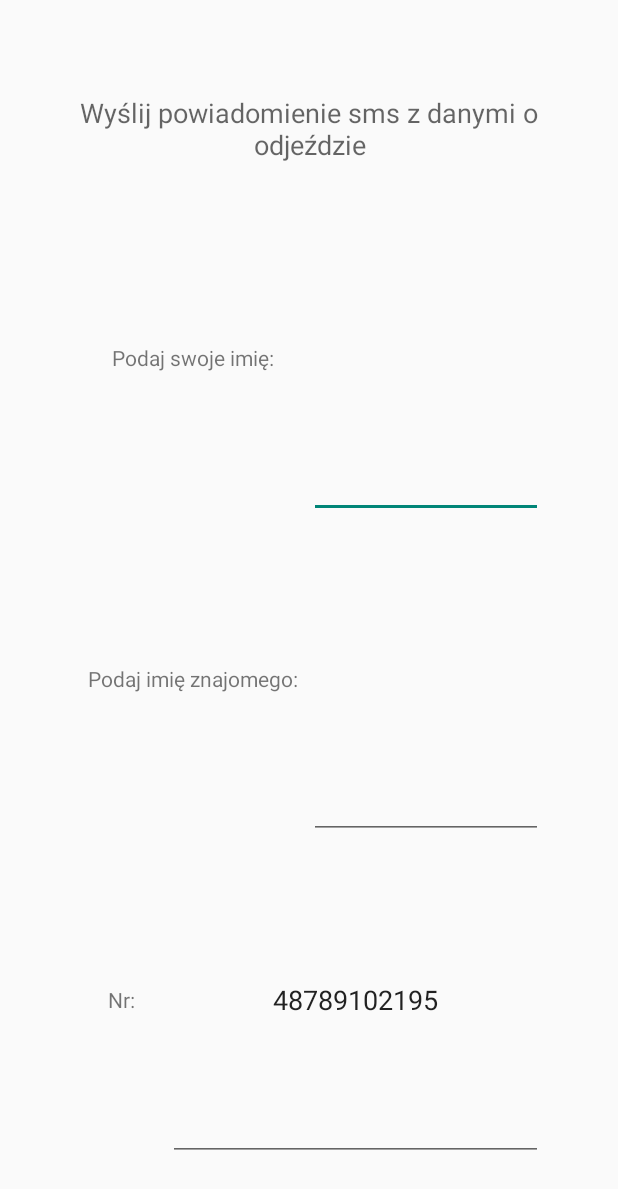
After one commit to proszko1/TramWatch, an Android app: the layout send_sms_to_friend_dialog_fragment.xml on its own in the app's theme, with its tools: preview values and no code run, on a phone screen of 412 x 824 dp. The commit adds this screen. Shown: the top 1189 px of the screen. Run offline under Robolectric (Android 15) with nearby library versions, the phone set to English and light mode, and no system bars.

Commit message:
TramWatch sms sending

```diff
--- a/app/src/main/AndroidManifest.xml
+++ b/app/src/main/AndroidManifest.xml
@@ -4,6 +4,7 @@
 
     <uses-permission android:name="android.permission.ACCESS_FINE_LOCATION" />
     <uses-permission android:name="android.permission.ACCESS_COARSE_LOCATION" />
+    <uses-permission android:name="android.permission.INTERNET" />
 
     <application
         android:allowBackup="true"
--- a/app/src/main/java/ute15l/tramwatch/Constants.java
+++ b/app/src/main/java/ute15l/tramwatch/Constants.java
@@ -7,7 +7,4 @@ public final class Constants {
     public static final long DEFAULT_REFRESHING_INTEVALS = 30000;
     public static final String SERVER_ADDRESS = "TU ADRES SERWERA";
     public static final String REFRESH_DATA_REST_SERVICE_NAME = "TU NAZWA METODY NA ODSWIEZANIE DANYCH";
-
-
-
 }
--- a/app/src/main/java/ute15l/tramwatch/RefreshDataClockAsync.java
+++ b/app/src/main/java/ute15l/tramwatch/RefreshDataClockAsync.java
@@ -28,7 +28,6 @@ public class RefreshDataClockAsync extends AsyncTask<Void, Void, Void> {
                 if(findPublicTransportFragment.getLocation() != null && findPublicTransportFragment.isTimeForRefreshData()){
                     refreshingInterval = Constants.DEFAULT_REFRESHING_INTEVALS;
                     publishProgress();
-                    Log.e("sd","dasd");
                 }
                 Thread.sleep(refreshingInterval);
             } catch (InterruptedException e) {
--- /dev/null
+++ b/app/src/main/res/layout/send_sms_to_friend_dialog_fragment.xml
@@ -0,0 +1,77 @@
+<?xml version="1.0" encoding="utf-8"?>
+<LinearLayout xmlns:android="http://schemas.android.com/apk/res/android"
+    android:orientation="vertical"
+    android:layout_width="match_parent"
+    android:layout_height="match_parent"
+    android:layout_margin="50dp">
+    <TextView
+        android:layout_width="match_parent"
+        android:layout_height="0dp"
+        android:layout_weight="0.1"
+        android:layout_marginBottom="10dp"
+        android:textAppearance="?android:attr/textAppearanceMedium"
+        android:text="@string/send_sms_to_friend_dialog_fragment_text"
+        android:layout_gravity="center_horizontal"
+        android:gravity="center"/>
+    <LinearLayout
+        android:orientation="horizontal"
+        android:layout_width="match_parent"
+        android:layout_height="0dp"
+        android:layout_weight="0.3">
+        <TextView
+            android:layout_width="0dp"
+            android:layout_height="match_parent"
+            android:layout_weight="0.5"
+            android:text="@string/send_sms_to_friend_your_name"
+            android:layout_gravity="center_horizontal"
+            android:gravity="center"/>
+        <EditText
+            android:id="@+id/send_sms_to_friend_your_name"
+            android:layout_width="0dp"
+            android:layout_height="match_parent"
+            android:layout_weight="0.5"
+            android:layout_gravity="center_horizontal"
+            android:gravity="center"/>
+    </LinearLayout>
+    <LinearLayout
+        android:orientation="horizontal"
+        android:layout_width="match_parent"
+        android:layout_height="0dp"
+        android:layout_weight="0.3">
+        <TextView
+            android:layout_width="0dp"
+            android:layout_height="match_parent"
+            android:layout_weight="0.5"
+            android:text="@string/send_sms_to_friend_name"
+            android:layout_gravity="center_horizontal"
+            android:gravity="center"/>
+        <EditText
+            android:id="@+id/send_sms_to_friend_name"
+            android:layout_width="0dp"
+            android:layout_height="match_parent"
+            android:layout_weight="0.5"
+            android:layout_gravity="center_horizontal"
+            android:gravity="center"/>
+    </LinearLayout>
+    <LinearLayout
+        android:orientation="horizontal"
+        android:layout_width="match_parent"
+        android:layout_height="0dp"
+        android:layout_weight="0.3">
+        <TextView
+            android:layout_width="0dp"
+            android:layout_height="match_parent"
+            android:layout_weight="0.2"
+            android:text="@string/send_sms_to_friend_nr"
+            android:layout_gravity="center_horizontal"
+            android:gravity="center"/>
+        <EditText
+            android:id="@+id/send_sms_to_friend_nr"
+            android:layout_width="0dp"
+            android:layout_height="match_parent"
+            android:layout_weight="0.8"
+            android:layout_gravity="center_horizontal"
+            android:gravity="center"
+            android:text="@string/send_sms_to_friend_our_nr"/>
+    </LinearLayout>
+</LinearLayout>
--- a/app/src/main/res/values/strings.xml
+++ b/app/src/main/res/values/strings.xml
@@ -25,4 +25,18 @@
     <string name="select_stops_dialog_fragment_confirm_button_text">Zatwierdź</string>
     <string name="select_stops_no_stops">Lista przystanków jest pusta</string>
 
+    <string name="send_sms_to_friend_dialog_fragment_text">Wyślij powiadomienie sms z danymi o odjeździe</string>
+    <string name="send_sms_to_friend_dialog_fragment_confirm_button_text">Zatwierdź</string>
+    <string name="send_sms_to_friend_dialog_fragment_cancel_button_text">Anuluj</string>
+    <string name="send_sms_to_friend_your_name">Podaj swoje imię:</string>
+    <string name="send_sms_to_friend_name">Podaj imię znajomego:</string>
+    <string name="send_sms_to_friend_nr">Nr:</string>
+    <string name="send_sms_to_friend_our_nr">48789102195</string>
+    <string name="send_sms_to_friend_not_filled">Nie wypełniono wszystkich pól obowiązkowych</string>
+
+    <string name="send_sms_to_friend_sending">Wysyłanie...</string>
+    <string name="send_sms_to_friend_sending_success">Wysłano!</string>
+    <string name="send_sms_to_friend_sending_fail">Błąd połączenia z usługą</string>
+
+
 </resources>
```
Also changed, not shown: app/src/main/java/ute15l/tramwatch/FindPublicTransportFragment.java (+16 -0 lines), app/src/main/java/ute15l/tramwatch/MySSLSocketFactory.java (added, +56 -0 lines), app/src/main/java/ute15l/tramwatch/SendSmsToFriendAsync.java (added, +140 -0 lines), app/src/main/java/ute15l/tramwatch/SendSmsToFriendDialogFragment.java (added, +60 -0 lines), app/src/main/java/ute15l/tramwatch/ToSendSmsData.java (added, +59 -0 lines).
